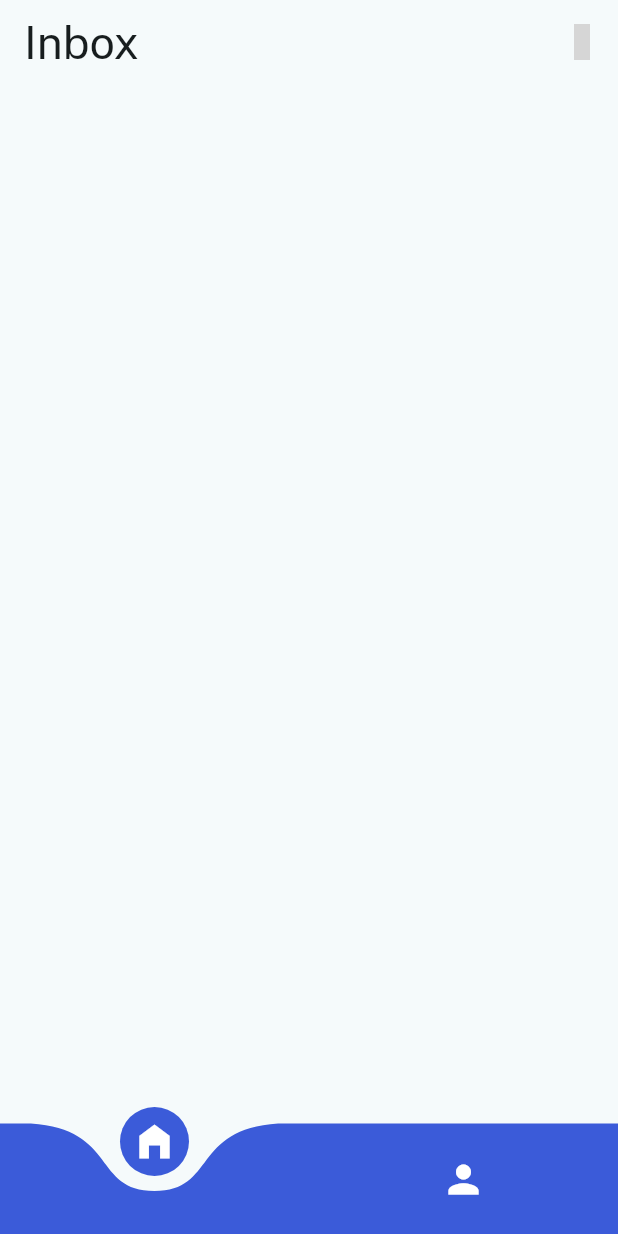
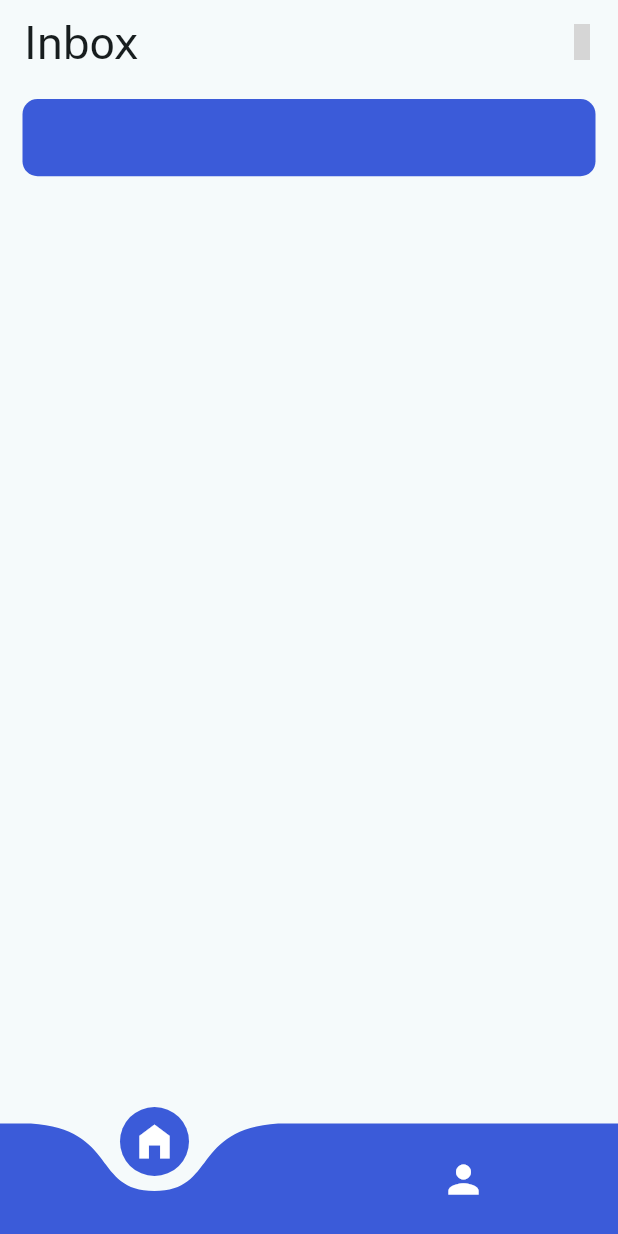
Before and after one commit to HAMZA-CH420/Just-Talk, a Flutter app: the screen it shows after launch, after a tap on "Login", on a phone screen of 412 x 824 dp. Run offline on Flutter 3.47's test engine with Material 3 defaults, Android fonts, the phone set to English and light mode, and no system bars; drawn by our look-alikes of curved_navigation_bar; our stand-ins replace flutter_svg, google_fonts, iconsax; grey boxes are pictures that could not be loaded.

Commit message:
minor changes

```diff
--- /dev/null
+++ b/lib/Features/HomeScreen/Widgets/search_bar.dart
@@ -0,0 +1,24 @@
+import 'package:flutter/material.dart';
+import 'package:just_talk/UiHelpers/Utils/Color_Palette/color_palette.dart';
+
+class CustomSearchBar extends StatelessWidget {
+  const CustomSearchBar({super.key});
+
+  @override
+  Widget build(BuildContext context) {
+    final size = MediaQuery.sizeOf(context);
+    return Container(
+      width: size.width,
+      height: size.height / 16,
+      decoration: BoxDecoration(
+        color: Palette.primaryColor,
+        borderRadius: BorderRadius.circular(10),
+      ),
+      child: TextField(
+        decoration: InputDecoration(
+          border: InputBorder.none,
+        ),
+      ),
+    );
+  }
+}
--- a/lib/Features/HomeScreen/home_screen.dart
+++ b/lib/Features/HomeScreen/home_screen.dart
@@ -1,6 +1,7 @@
 import 'package:flutter/material.dart';
 import 'package:google_fonts/google_fonts.dart';
 import 'package:iconsax/iconsax.dart';
+import 'package:just_talk/Features/HomeScreen/Widgets/search_bar.dart';
 
 class HomeScreen extends StatelessWidget {
   const HomeScreen({super.key});
@@ -24,7 +25,14 @@ class HomeScreen extends StatelessWidget {
               ))
         ],
       ),
-      body: Container(),
+      body: Padding(
+        padding: const EdgeInsets.symmetric(horizontal: 15, vertical: 10),
+        child: Column(
+          children: [
+            CustomSearchBar(),
+          ],
+        ),
+      ),
     );
   }
 }
```
